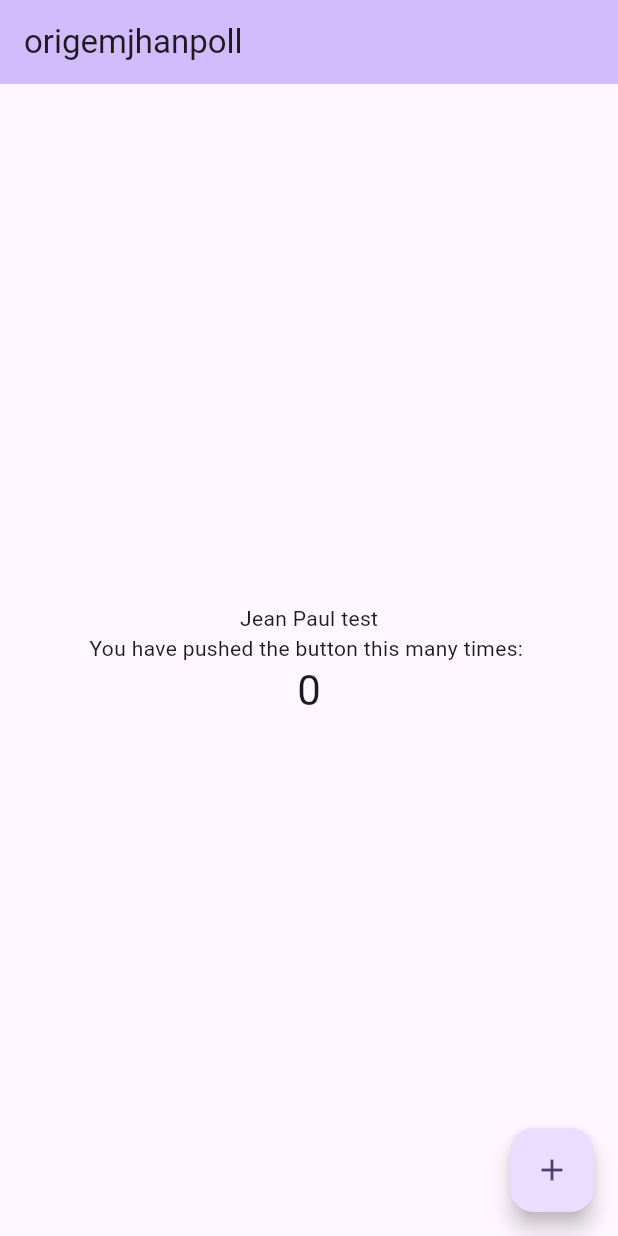
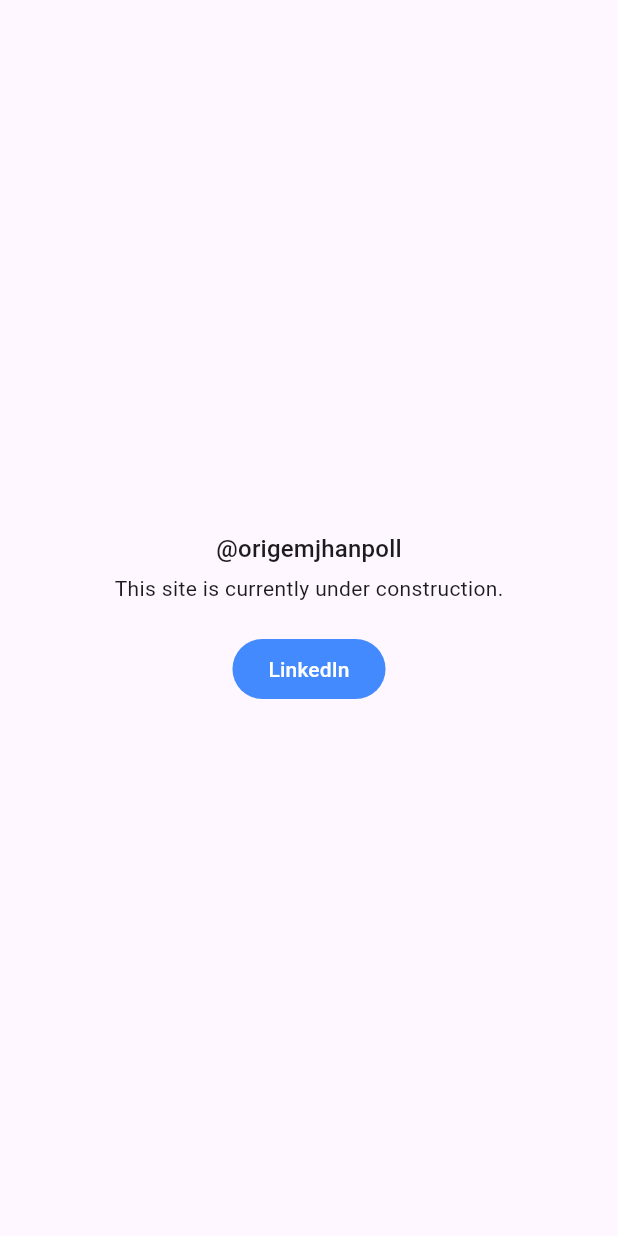
Before and after one commit to origemjhanpoll/origemjhanpoll.github.io, a Flutter app: the screen it shows after launch, on a phone screen of 412 x 824 dp. Run offline on Flutter 3.47's test engine with Material 3 defaults, Android fonts, the phone set to English and light mode, and no system bars; missing offline and left inert: dart:js.

Commit message:
creating home site

```diff
--- a/lib/main.dart
+++ b/lib/main.dart
@@ -11,12 +11,13 @@ class MyApp extends StatelessWidget {
   @override
   Widget build(BuildContext context) {
     return MaterialApp(
+      showSemanticsDebugger: false,
       title: 'Flutter Demo with Action',
       theme: ThemeData(
         colorScheme: ColorScheme.fromSeed(seedColor: Colors.deepPurple),
         useMaterial3: true,
       ),
-      home: const MyHomePage(title: 'origemjhanpoll'),
+      home: const MyHomePage(),
     );
   }
 }
--- a/lib/my_home_page.dart
+++ b/lib/my_home_page.dart
@@ -1,51 +1,38 @@
 import 'package:flutter/material.dart';
+// ignore: avoid_web_libraries_in_flutter
+import 'dart:js' as js;
 
-class MyHomePage extends StatefulWidget {
-  const MyHomePage({super.key, required this.title});
-
-  final String title;
-
-  @override
-  State<MyHomePage> createState() => _MyHomePageState();
-}
-
-class _MyHomePageState extends State<MyHomePage> {
-  int _counter = 0;
-
-  void _incrementCounter() {
-    setState(() {
-      _counter++;
-    });
-  }
+class MyHomePage extends StatelessWidget {
+  const MyHomePage({super.key});
 
   @override
   Widget build(BuildContext context) {
+    final theme = Theme.of(context);
     return Scaffold(
-      appBar: AppBar(
-        backgroundColor: Theme.of(context).colorScheme.inversePrimary,
-        title: Text(widget.title),
-      ),
       body: Center(
         child: Column(
+          spacing: 4.0,
           mainAxisAlignment: MainAxisAlignment.center,
+          mainAxisSize: MainAxisSize.min,
           children: <Widget>[
+            Text('@origemjhanpoll', style: theme.textTheme.titleMedium),
             const Text(
-              'Jean Paul test',
+              'This site is currently under construction.',
             ),
-            const Text(
-              'You have pushed the button this many times: ',
-            ),
-            Text(
-              '$_counter',
-              style: Theme.of(context).textTheme.headlineMedium,
-            ),
+            Padding(
+              padding: const EdgeInsets.only(top: 16.0),
+              child: FilledButton(
+                  style: ButtonStyle(
+                      backgroundColor:
+                          WidgetStatePropertyAll(Colors.blueAccent)),
+                  onPressed: () {
+                    js.context.callMethod('open',
+                        ['https://www.linkedin.com/in/origemjhanpoll/']);
+                  },
+                  child: Text('LinkedIn')),
+            )
           ],
         ),
-      ),
-      floatingActionButton: FloatingActionButton(
-        onPressed: _incrementCounter,
-        tooltip: 'Increment',
-        child: const Icon(Icons.add),
       ),
     );
   }
```
